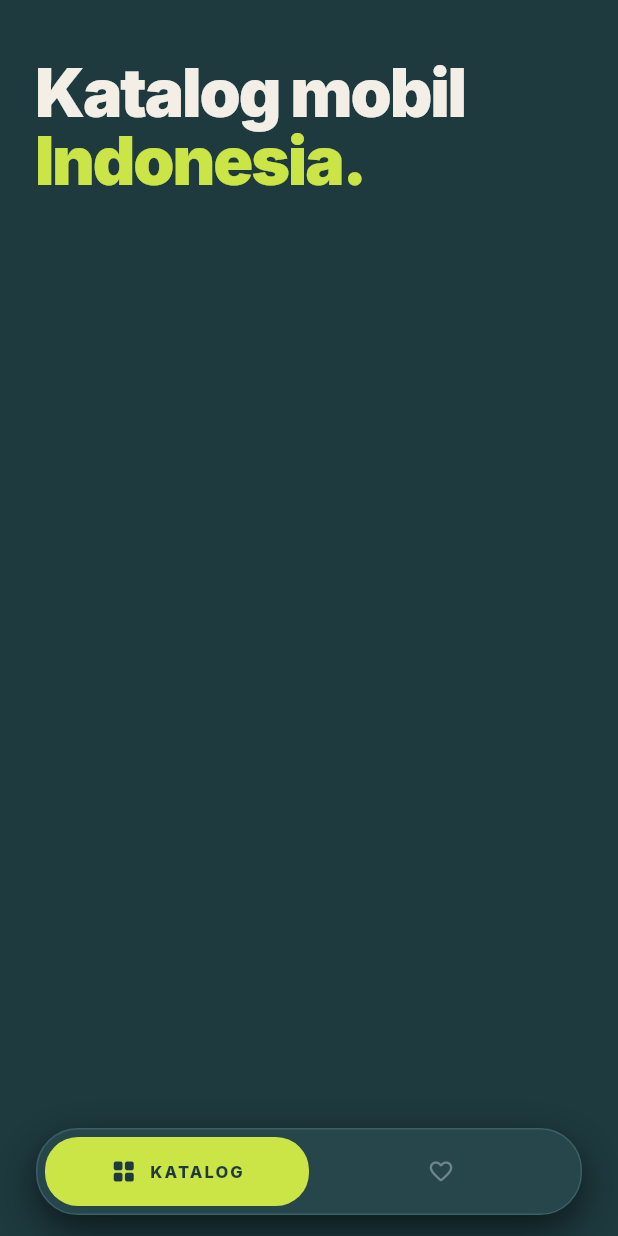
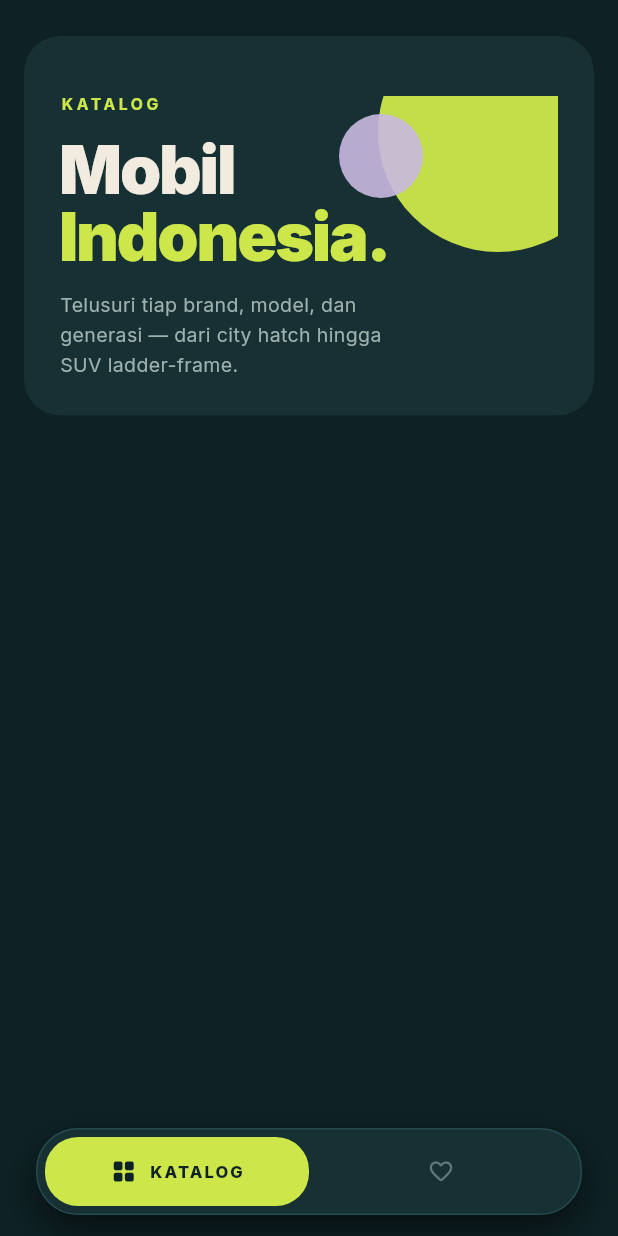
Before and after one commit to zidnyyasrah/car-catalog, a Flutter app: the screen it shows after launch, on a phone screen of 412 x 824 dp. Run offline on Flutter 3.47's test engine with Material 3 defaults, Android fonts, the phone set to English and light mode, and no system bars; our stand-ins replace cached_network_image, flutter_svg, google_fonts, supabase_flutter; accounts and stored records are empty.

Commit message:
refactor(theme): deepen teal, add cream spotlight + hero ornament

```diff
--- a/lib/screens/brand_models_screen.dart
+++ b/lib/screens/brand_models_screen.dart
@@ -73,7 +73,7 @@ class _ModelCard extends StatelessWidget {
     return Material(
       color: Colors.transparent,
       child: InkWell(
-        borderRadius: BorderRadius.circular(18),
+        borderRadius: BorderRadius.circular(AppTheme.radiusCard),
         onTap: () => Navigator.push(
           context,
           PageRouteBuilder(
@@ -85,8 +85,8 @@ class _ModelCard extends StatelessWidget {
         ),
         child: Container(
           decoration: BoxDecoration(
-            color: AppTheme.surface.withOpacity(0.5),
-            borderRadius: BorderRadius.circular(18),
+            color: AppTheme.surface,
+            borderRadius: BorderRadius.circular(AppTheme.radiusCard),
             border: Border.all(color: AppTheme.hairline),
           ),
           clipBehavior: Clip.hardEdge,
--- a/lib/screens/home_screen.dart
+++ b/lib/screens/home_screen.dart
@@ -78,16 +78,103 @@ class _DisplayHeading extends StatelessWidget {
   Widget build(BuildContext context) {
     return Padding(
       padding: const EdgeInsets.fromLTRB(
-          AppTheme.xl, AppTheme.xxl, AppTheme.xl, AppTheme.lg),
-      child: Column(
-        crossAxisAlignment: CrossAxisAlignment.start,
-        children: [
-          Text('Katalog mobil', style: AppTheme.display(size: 44)),
-          Text(
-            'Indonesia.',
-            style: AppTheme.display(color: AppTheme.accent, size: 44),
+          AppTheme.lg, AppTheme.xl, AppTheme.lg, AppTheme.lg),
+      child: ClipRRect(
+        borderRadius: BorderRadius.circular(AppTheme.radiusCard),
+        child: Container(
+          decoration: BoxDecoration(
+            color: AppTheme.surface,
+            borderRadius: BorderRadius.circular(AppTheme.radiusCard),
           ),
-        ],
+          padding: const EdgeInsets.fromLTRB(
+              AppTheme.xl, AppTheme.xxl, AppTheme.xl, AppTheme.xl),
+          child: Stack(
+            clipBehavior: Clip.hardEdge,
+            children: [
+              // Color blobs — the reference's signature decorative move.
+              Positioned(
+                top: -56,
+                right: -40,
+                child: _Blob(
+                    size: 160, color: AppTheme.accent.withOpacity(0.95)),
+              ),
+              Positioned(
+                top: 12,
+                right: 90,
+                child: _Blob(
+                    size: 56, color: AppTheme.electric.withOpacity(0.9)),
+              ),
+              Positioned(
+                bottom: -28,
+                right: 28,
+                child: _Diamond(
+                    size: 22, color: AppTheme.accent.withOpacity(0.9)),
+              ),
+              Column(
+                crossAxisAlignment: CrossAxisAlignment.start,
+                children: [
+                  Text('KATALOG',
+                      style: AppTheme.eyebrow(color: AppTheme.accent)),
+                  const SizedBox(height: AppTheme.lg),
+                  Text('Mobil', style: AppTheme.display(size: 44)),
+                  Text(
+                    'Indonesia.',
+                    style: AppTheme.display(
+                        color: AppTheme.accent, size: 44),
+                  ),
+                  const SizedBox(height: AppTheme.md),
+                  const SizedBox(
+                    width: 220,
+                    child: Text(
+                      'Telusuri tiap brand, model, dan generasi — dari city hatch hingga SUV ladder-frame.',
+                      style: TextStyle(
+                        color: AppTheme.textSecondary,
+                        fontSize: 13,
+                        height: 1.55,
+                      ),
+                    ),
+                  ),
+                ],
+              ),
+            ],
+          ),
+        ),
+      ),
+    );
+  }
+}
+
+class _Blob extends StatelessWidget {
+  final double size;
+  final Color color;
+  const _Blob({required this.size, required this.color});
+
+  @override
+  Widget build(BuildContext context) {
+    return Container(
+      width: size,
+      height: size,
+      decoration: BoxDecoration(color: color, shape: BoxShape.circle),
+    );
+  }
+}
+
+class _Diamond extends StatelessWidget {
+  final double size;
+  final Color color;
+  const _Diamond({required this.size, required this.color});
+
+  @override
+  Widget build(BuildContext context) {
+    return Transform.rotate(
+      angle: 0.785398, // 45° — diamond
+      child: Container(
+        width: size,
+        height: size,
+        decoration: BoxDecoration(
+          color: color,
+          borderRadius: BorderRadius.circular(4),
+        ),
       ),
     );
   }
@@ -106,7 +193,7 @@ class _BrandCard extends StatelessWidget {
     return Material(
       color: Colors.transparent,
       child: InkWell(
-        borderRadius: BorderRadius.circular(18),
+        borderRadius: BorderRadius.circular(AppTheme.radiusCard),
         onTap: () => Navigator.push(
           context,
           PageRouteBuilder(
@@ -123,8 +210,8 @@ class _BrandCard extends StatelessWidget {
             color: Colors.transparent,
             child: Container(
               decoration: BoxDecoration(
-                color: AppTheme.surface.withOpacity(0.4),
-                borderRadius: BorderRadius.circular(18),
+                color: AppTheme.surface,
+                borderRadius: BorderRadius.circular(AppTheme.radiusCard),
                 border: Border.all(color: AppTheme.hairline),
               ),
               padding: const EdgeInsets.fromLTRB(
--- a/lib/theme/app_theme.dart
+++ b/lib/theme/app_theme.dart
@@ -3,27 +3,37 @@ import 'package:google_fonts/google_fonts.dart';
 
 class AppTheme {
   // Deep teal foundation — the dark surfaces in the reference design.
-  static const Color background = Color(0xFF1E3A3F);
-  static const Color surface = Color(0xFF26464B);
-  static const Color surfaceElevated = Color(0xFF2F5258);
-  static const Color border = Color(0xFF3A6066);
-  static const Color hairline = Color(0xFF2B4C51);
+  static const Color background = Color(0xFF0E2225);
+  static const Color surface = Color(0xFF173034);
+  static const Color surfaceElevated = Color(0xFF1F3D42);
+  static const Color border = Color(0xFF254A50);
+  static const Color hairline = Color(0xFF1B3539);
+
+  // Warm cream — the "light card on dark" surface from the reference.
+  static const Color cream = Color(0xFFF4EFE5);
+  static const Color creamMuted = Color(0xFFE6DFCF);
+  static const Color onCream = Color(0xFF0E2225);
 
   // Bright lime accent — primary action / highlight.
-  static const Color accent = Color(0xFFCBE547);
+  static const Color accent = Color(0xFFCDE74A);
   static const Color accentSoft = Color(0xFFDDEE82);
   // Text/icon color to sit on top of the lime accent.
-  static const Color onAccent = Color(0xFF1E3A3F);
+  static const Color onAccent = Color(0xFF0E2225);
 
   // Warm off-white & muted teal-greys for editorial typography.
-  static const Color textPrimary = Color(0xFFF3EFE7);
-  static const Color textSecondary = Color(0xFFA8BCB9);
-  static const Color textMuted = Color(0xFF6E8589);
+  static const Color textPrimary = Color(0xFFF1ECDF);
+  static const Color textSecondary = Color(0xFF9DB2AF);
+  static const Color textMuted = Color(0xFF60777B);
 
   // Soft lavender + champagne as secondary accents (electric kept as the
   // existing constant name so the EV chip etc. keep compiling).
   static const Color electric = Color(0xFFC8B8E0);
   static const Color gold = Color(0xFFE6D2A7);
+
+  // Pillowy corner radii — the soft-card language of the reference.
+  static const double radiusCard = 24;
+  static const double radiusPill = 28;
+  static const double radiusLg = 18;
 
   static const double sx = 4;
   static const double sm = 8;
--- a/lib/widgets/car_card.dart
+++ b/lib/widgets/car_card.dart
@@ -16,12 +16,12 @@ class CarCard extends StatelessWidget {
     return Material(
       color: Colors.transparent,
       child: InkWell(
-        borderRadius: BorderRadius.circular(16),
+        borderRadius: BorderRadius.circular(AppTheme.radiusCard),
         onTap: onTap,
         child: Container(
           decoration: BoxDecoration(
-            color: AppTheme.surface.withOpacity(0.5),
-            borderRadius: BorderRadius.circular(16),
+            color: AppTheme.surface,
+            borderRadius: BorderRadius.circular(AppTheme.radiusCard),
             border: Border.all(color: AppTheme.hairline),
           ),
           clipBehavior: Clip.hardEdge,
```
Also changed, not shown: lib/screens/generation_detail_screen.dart (+38 -18 lines), lib/screens/model_generations_screen.dart (+4 -4 lines).
